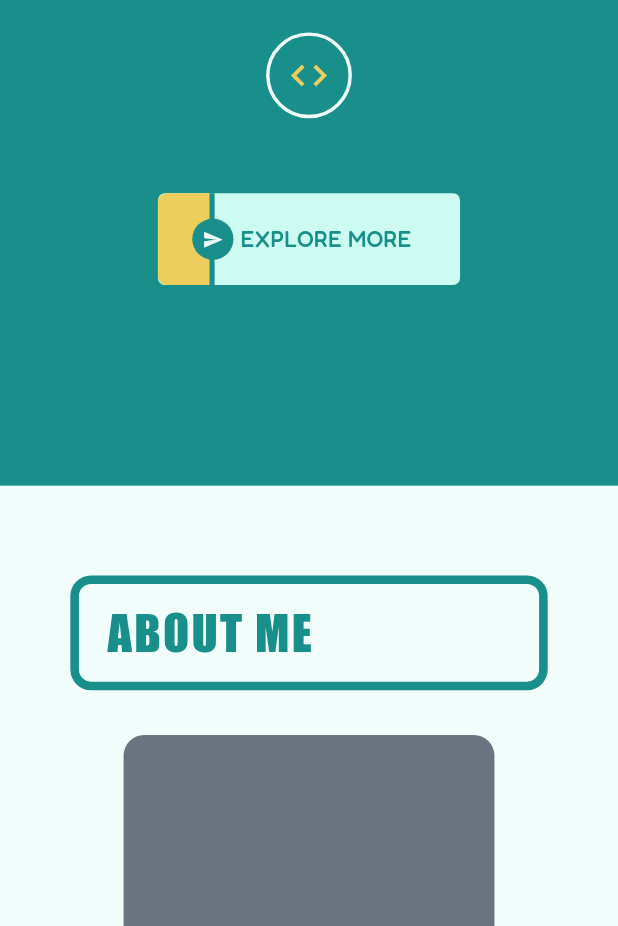
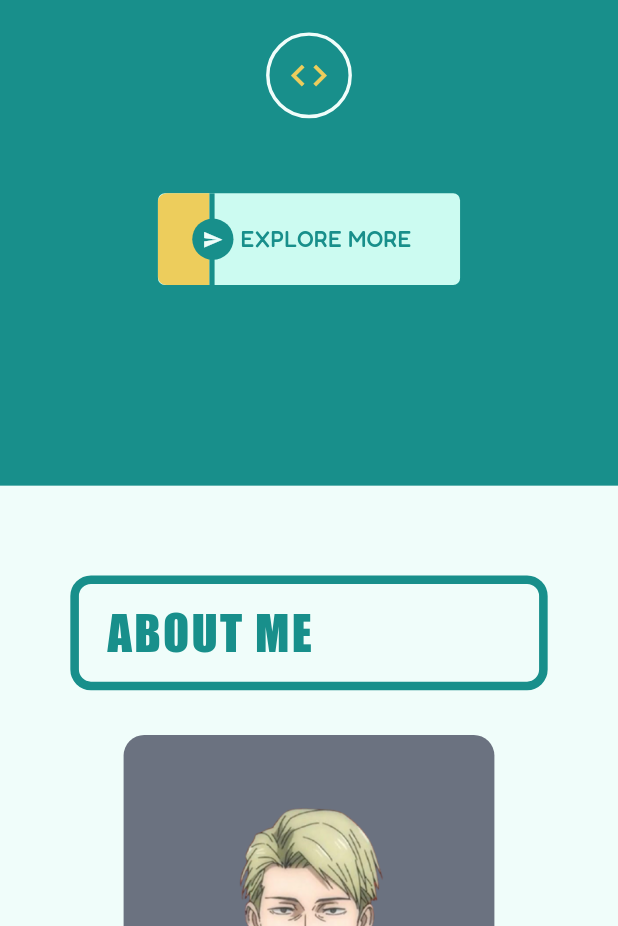
Before and after one commit to itsMallix/Flutter_PortfolioWeb, a Flutter app: the screen it shows after launch, scrolled down 576 dp, on a phone screen of 412 x 824 dp, the part 310-1236 px from its top. Run offline on Flutter 3.47's test engine with Material 3 defaults, Android fonts, the phone set to English and light mode, and no system bars; our stand-ins replace flutter_screenutil, google_fonts.

Commit message:
update foto

```diff
--- a/lib/components/comp_about/about_desktop.dart
+++ b/lib/components/comp_about/about_desktop.dart
@@ -50,7 +50,10 @@ class AboutDesktop extends StatelessWidget {
                     color: DesignSystem.lightGray,
                     borderRadius: BorderRadius.circular(15),
                   ),
-                  child: Text("Pasfoto"),
+                  child: Image.asset(
+                    "assets/images/pasfoto.png",
+                    fit: BoxFit.scaleDown,
+                  ),
                 ),
                 const SizedBox(width: 10),
                 // const Spacer(),
--- a/lib/components/comp_about/about_mobile.dart
+++ b/lib/components/comp_about/about_mobile.dart
@@ -36,7 +36,6 @@ class AboutMobile extends StatelessWidget {
 
           SizedBox(height: 25.h),
 
-          // 🔹 Foto dan Bio (dari horizontal -> vertical)
           Column(
             mainAxisAlignment: MainAxisAlignment.center,
             children: [
@@ -49,18 +48,12 @@ class AboutMobile extends StatelessWidget {
                   borderRadius: BorderRadius.circular(12.r),
                 ),
                 alignment: Alignment.center,
-                child: Text(
-                  "Pasfoto",
-                  style: TextStyle(
-                    color: DesignSystem.darkGray,
-                    fontSize: 16.sp,
-                    fontWeight: FontWeight.w500,
-                  ),
+                child: Image.asset(
+                  "assets/images/pasfoto.png",
+                  fit: BoxFit.scaleDown,
                 ),
               ),
-
               SizedBox(height: 20.h),
-
               // Biodata / Deskripsi
               Container(
                 padding: EdgeInsets.symmetric(horizontal: 16.w, vertical: 12.h),
@@ -70,13 +63,13 @@ class AboutMobile extends StatelessWidget {
                   borderRadius: BorderRadius.circular(12.r),
                 ),
                 child: Text(
-                  "my bio",
+                  "Lorem ipsum dolor sit amet, consectetur adipiscing elit, sed do eiusmod tempor incididunt ut labore et dolore magna aliqua. Ut enim ad minim veniam, quis nostrud exercitation ullamco laboris nisi ut aliquip ex ea commodo consequat. Duis aute irure dolor in reprehenderit in voluptate velit esse cillum dolore eu fugiat nulla pariatur. Excepteur sint occaecat cupidatat non proident, sunt in culpa qui officia deserunt mollit anim id est laborum.",
                   style: TextStyle(
                     color: Colors.white,
-                    fontSize: 14.sp,
+                    fontSize: 12.sp,
                     height: 1.5,
                   ),
-                  textAlign: TextAlign.center,
+                  textAlign: TextAlign.justify,
                 ),
               ),
             ],
--- a/lib/components/comp_project/project_mobile.dart
+++ b/lib/components/comp_project/project_mobile.dart
@@ -10,7 +10,7 @@ class ProjectMobile extends StatelessWidget {
   @override
   Widget build(BuildContext context) {
     return Padding(
-      padding: EdgeInsets.symmetric(horizontal: 16.w, vertical: 20.h),
+      padding: EdgeInsets.symmetric(horizontal: 16.w),
       child: SizedBox(
         width: double.infinity,
         height: 0.8.sh,
@@ -29,7 +29,6 @@ class ProjectMobile extends StatelessWidget {
               child: Column(
                 crossAxisAlignment: CrossAxisAlignment.start,
                 children: [
-                  // 🔹 Header (nomor & ikon)
                   Row(
                     children: [
                       Text(
--- a/lib/views/screen_home.dart
+++ b/lib/views/screen_home.dart
@@ -5,8 +5,8 @@ import 'package:flutter_portfolio/components/comp_exp/experience.dart';
 import 'package:flutter_portfolio/components/footer.dart';
 import 'package:flutter_portfolio/components/comp_hero/hero_main.dart';
 import 'package:flutter_portfolio/components/comp_navbar/navbar_main.dart';
-import 'package:flutter_portfolio/components/comp_project/project.dart';
-import 'package:flutter_portfolio/components/skill.dart';
+import 'package:flutter_portfolio/components/comp_project/project_main.dart';
+import 'package:flutter_portfolio/components/comp_skills/skill_main.dart';
 import 'package:flutter_portfolio/constant/theme.dart';
 import 'package:flutter_screenutil/flutter_screenutil.dart';
 import 'package:google_fonts/google_fonts.dart';
@@ -38,10 +38,16 @@ class ScreenHome extends StatelessWidget {
                 child: AboutComp(),
               ),
               Padding(
-                padding: const EdgeInsets.all(24),
+                padding: EdgeInsets.symmetric(
+                  horizontal: 30.w,
+                  vertical: 20.h,
+                ),
                 child: Container(
+                  padding: EdgeInsets.symmetric(
+                    horizontal: 16.w,
+                    vertical: 8.h,
+                  ),
                   height: 55.h,
-                  width: 200.w,
                   decoration: BoxDecoration(
                     color: DesignSystem.fadeTeal,
                     borderRadius: BorderRadius.circular(12),
@@ -51,12 +57,13 @@ class ScreenHome extends StatelessWidget {
                       fit: BoxFit.scaleDown,
                       child: Text(
                         "LATEST PROJECTS",
-                        style: GoogleFonts.fredoka(
-                          fontSize: 20,
+                        style: TextStyle(
+                          fontFamily: "Impact",
+                          fontSize: 28.sp,
                           color: DesignSystem.lightTeal,
-                          fontWeight: FontWeight.w500,
+                          letterSpacing: 1.5,
                         ),
-                        textAlign: TextAlign.center,
+                        textAlign: TextAlign.start,
                       ),
                     ),
                   ),
--- a/pubspec.yaml
+++ b/pubspec.yaml
@@ -63,7 +63,7 @@ flutter:
 
   # To add assets to your application, add an assets section, like this:
   assets:
-      - assets/
+      - assets/images/
   fonts:
       - family: Impact
         fonts:
```
Also changed, not shown: assets/images/pasfoto.png (added).
